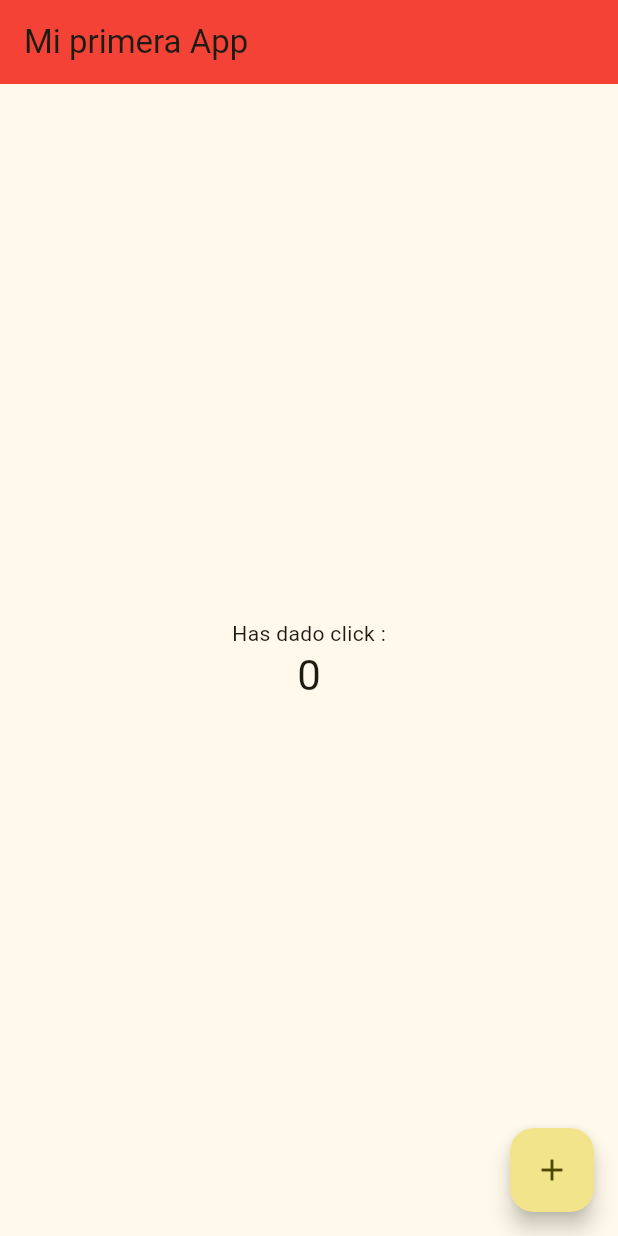
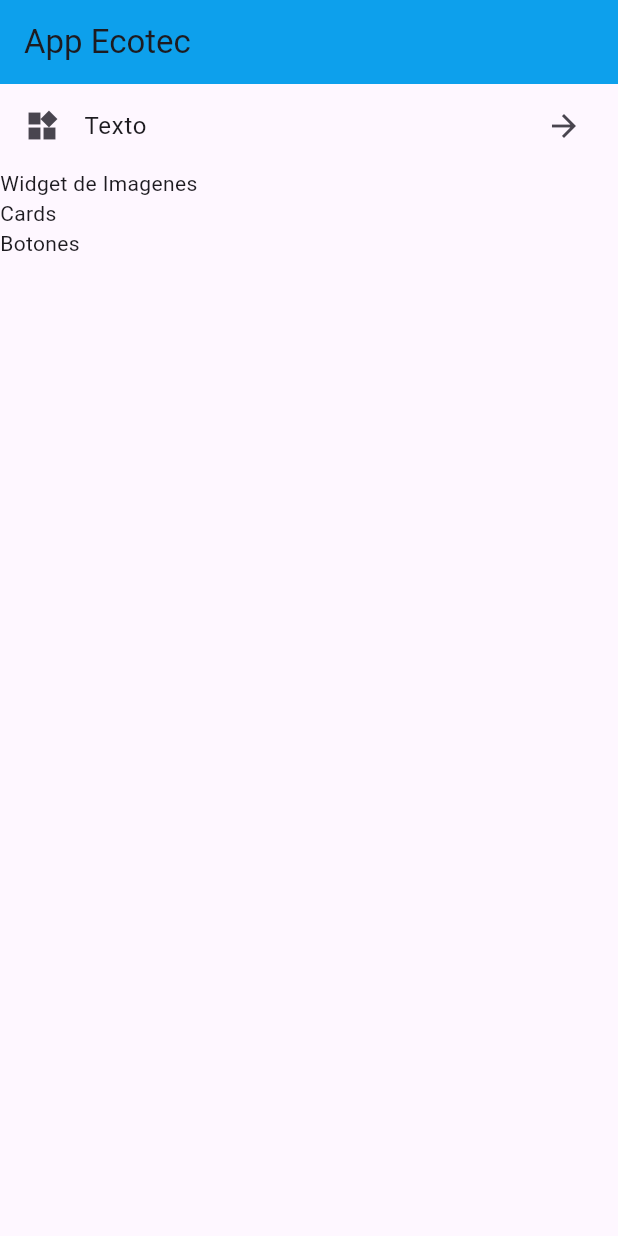
Before and after one commit to gmcruzgonzabay/Programacion-Movil-V, a Flutter app: the screen it shows after launch, on a phone screen of 412 x 824 dp. Run offline on Flutter 3.47's test engine with Material 3 defaults, Android fonts, the phone set to English and light mode, and no system bars.

Commit message:
widgets
widgets,listview,text,icon

```diff
--- a/ecotec_app/lib/main.dart
+++ b/ecotec_app/lib/main.dart
@@ -1,3 +1,4 @@
+import 'package:ecotec_app/screens/home_screen.dart';
 import 'package:flutter/material.dart';
 
 void main() {
@@ -7,68 +8,15 @@ void main() {
 class MyApp extends StatelessWidget {
   const MyApp({super.key});
 
-  // This widget is the root of your application.
   @override
   Widget build(BuildContext context) {
     return MaterialApp(
-      title: 'Ecotec',
+      title: 'Flutter Demo',
       debugShowCheckedModeBanner: false,
       theme: ThemeData(
-        colorScheme: .fromSeed(seedColor: Colors.yellow),
+        primarySwatch: Colors.blue,
       ),
-      home: const MyHomePage(title: 'Mi primera App'),
+      home: HomeScreen(),
     );
   }
 }
-
-class MyHomePage extends StatefulWidget {
-  const MyHomePage({super.key, required this.title});
-
-  final String title;
-
-  @override
-  State<MyHomePage> createState() => _MyHomePageState();
-}
-
-class _MyHomePageState extends State<MyHomePage> {
-  int _counter = 0;
-
-  void _incrementCounter() {
-    setState(() {
-
-      _counter--;
-    });
-  }
-
-  @override
-  Widget build(BuildContext context) {
-
-    return Scaffold(
-      appBar: AppBar(
-
-        backgroundColor: Colors.red,
-
-        title: Text(widget.title),
-      ),
-      body: Center(
-
-        child: Column(
-
-          mainAxisAlignment: .center,
-          children: [
-            const Text('Has dado click :'),
-            Text(
-              '$_counter',
-              style: Theme.of(context).textTheme.headlineMedium,
-            ),
-          ],
-        ),
-      ),
-      floatingActionButton: FloatingActionButton(
-        onPressed: _incrementCounter,
-        tooltip: 'Increment',
-        child: const Icon(Icons.add),
-      ),
-    );
-  }
-}
--- /dev/null
+++ b/ecotec_app/lib/screens/home_screen.dart
@@ -0,0 +1,34 @@
+import 'package:flutter/material.dart';
+
+class HomeScreen extends StatelessWidget {
+
+const HomeScreen({super.key});
+
+  @override
+  Widget build(BuildContext context) {
+    return  Scaffold(
+      appBar: AppBar(title: Text('App Ecotec'),backgroundColor: Colors.lightBlue, elevation: 5,),
+      body:
+
+      ListView(children: [
+
+
+        ListTile(
+          leading: Icon(Icons.widgets),
+        title: Text('Texto'),
+        trailing: Icon(Icons.arrow_forward),
+
+
+        ),
+
+
+            Text('Widget de Imagenes'),
+            Text('Cards'),
+            Text('Botones')
+
+      ],)
+
+
+    );
+  }
+}
```
Also changed, not shown: ecotec_app/lib/screens/home_screen_test.dart (added, +37 -0 lines).
